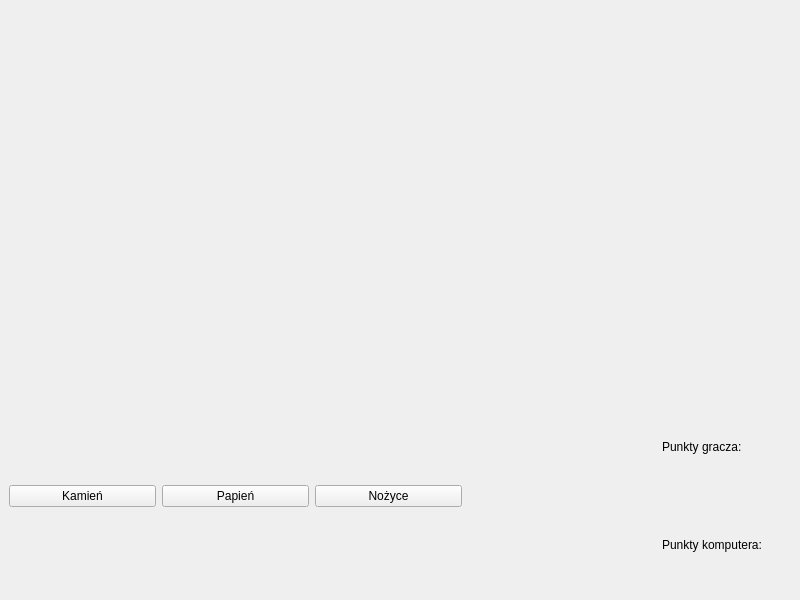
Old version of the form MainWindow.ui in the repository Kosmit147/RockPaperScissors.
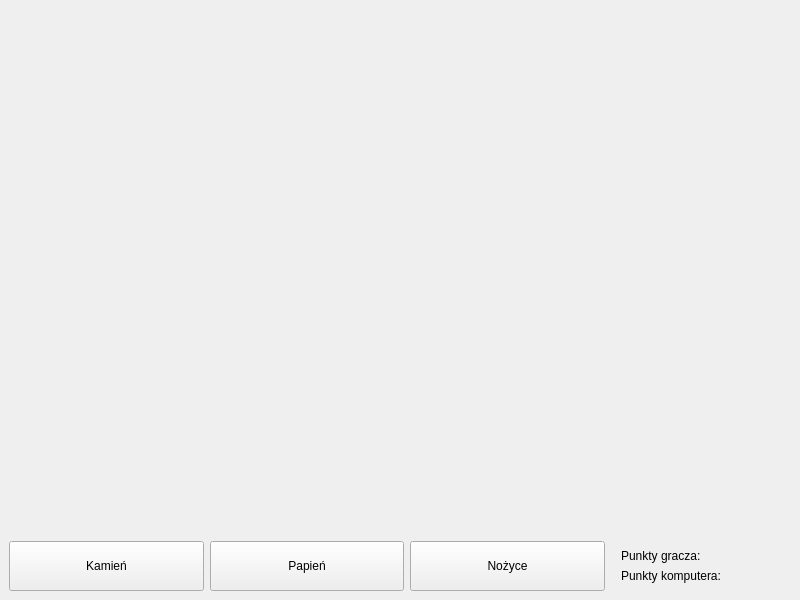
New version of the form.

Diff of the .ui file:
```diff
--- a/MainWindow.ui
+++ b/MainWindow.ui
@@ -55,11 +55,23 @@
      </widget>
     </item>
     <item>
-     <layout class="QHBoxLayout" name="bottomLayout" stretch="7,3,2">
+     <layout class="QHBoxLayout" name="bottomLayout" stretch="7,0,2">
       <item>
        <layout class="QHBoxLayout" name="buttons">
         <item>
          <widget class="QPushButton" name="buttonRock">
+          <property name="sizePolicy">
+           <sizepolicy hsizetype="Preferred" vsizetype="Expanding">
+            <horstretch>0</horstretch>
+            <verstretch>0</verstretch>
+           </sizepolicy>
+          </property>
+          <property name="maximumSize">
+           <size>
+            <width>16777215</width>
+            <height>50</height>
+           </size>
+          </property>
           <property name="text">
            <string>Kamień</string>
           </property>
@@ -67,6 +79,18 @@
         </item>
         <item>
          <widget class="QPushButton" name="buttonPaper">
+          <property name="sizePolicy">
+           <sizepolicy hsizetype="Preferred" vsizetype="Expanding">
+            <horstretch>0</horstretch>
+            <verstretch>0</verstretch>
+           </sizepolicy>
+          </property>
+          <property name="maximumSize">
+           <size>
+            <width>16777215</width>
+            <height>50</height>
+           </size>
+          </property>
           <property name="text">
            <string>Papień</string>
           </property>
@@ -74,6 +98,18 @@
         </item>
         <item>
          <widget class="QPushButton" name="buttonScissors">
+          <property name="sizePolicy">
+           <sizepolicy hsizetype="Preferred" vsizetype="Expanding">
+            <horstretch>0</horstretch>
+            <verstretch>0</verstretch>
+           </sizepolicy>
+          </property>
+          <property name="maximumSize">
+           <size>
+            <width>16777215</width>
+            <height>50</height>
+           </size>
+          </property>
           <property name="text">
            <string>Nożyce</string>
           </property>
@@ -86,9 +122,12 @@
         <property name="orientation">
          <enum>Qt::Horizontal</enum>
         </property>
+        <property name="sizeType">
+         <enum>QSizePolicy::Fixed</enum>
+        </property>
         <property name="sizeHint" stdset="0">
          <size>
-          <width>40</width>
+          <width>10</width>
           <height>20</height>
          </size>
         </property>
@@ -101,6 +140,9 @@
           <property name="text">
            <string>Punkty komputera:</string>
           </property>
+          <property name="alignment">
+           <set>Qt::AlignLeading|Qt::AlignLeft|Qt::AlignTop</set>
+          </property>
          </widget>
         </item>
         <item row="0" column="0">
@@ -108,6 +150,9 @@
           <property name="text">
            <string>Punkty gracza:</string>
           </property>
+          <property name="alignment">
+           <set>Qt::AlignBottom|Qt::AlignLeading|Qt::AlignLeft</set>
+          </property>
          </widget>
         </item>
        </layout>
```
